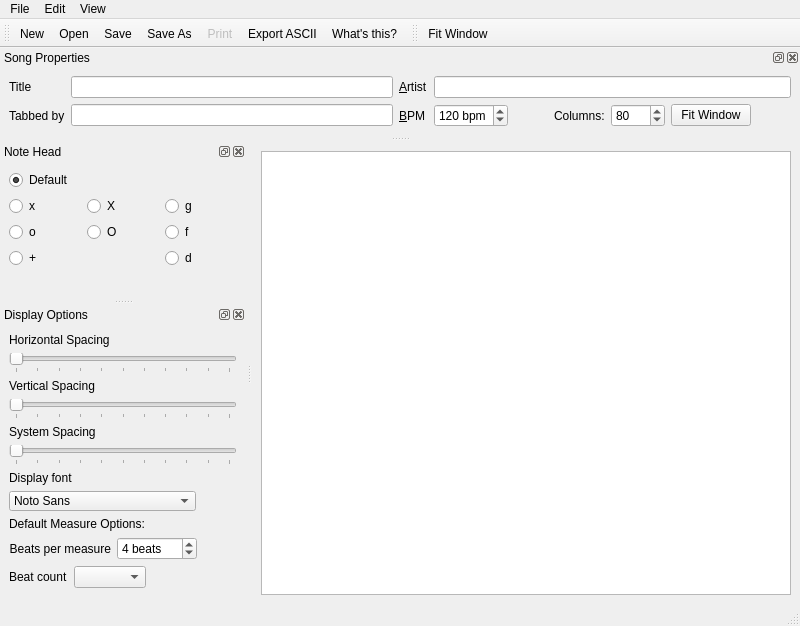
First picture: the form in src/GUI/drumburp.ui, repository Whatang/DrumBurp, before the edit.
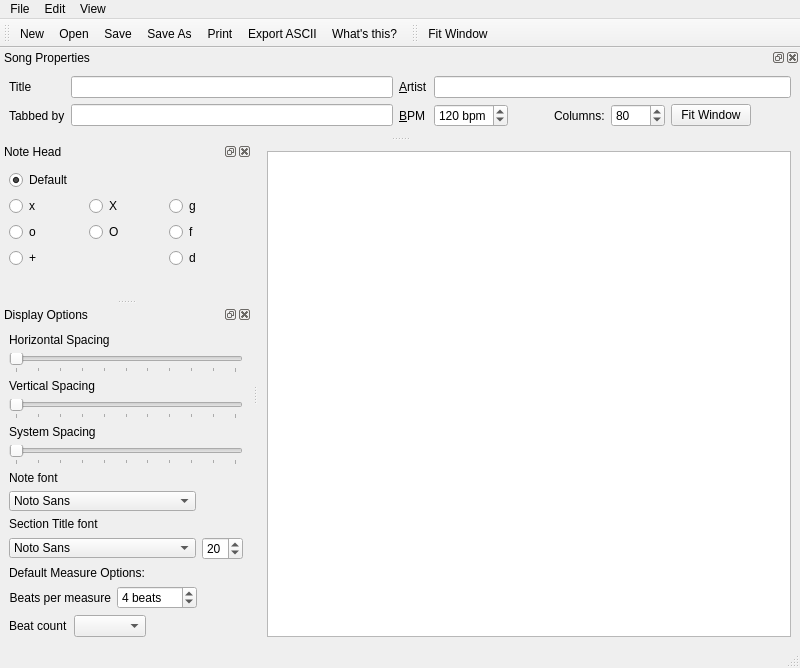
Second picture: the form after the edit. Icons and pictures are not drawn. Custom widgets are drawn as their Qt base class.

Patch:
```diff
--- a/src/GUI/drumburp.ui
+++ b/src/GUI/drumburp.ui
@@ -7,7 +7,7 @@
     <x>0</x>
     <y>0</y>
     <width>800</width>
-    <height>626</height>
+    <height>668</height>
    </rect>
   </property>
   <property name="windowTitle">
@@ -351,7 +351,7 @@
     <number>1</number>
    </attribute>
    <widget class="QWidget" name="dockWidgetContents_2">
-    <layout class="QVBoxLayout" name="verticalLayout_2">
+    <layout class="QVBoxLayout" name="verticalLayout">
      <item>
       <widget class="QLabel" name="spacingLabel">
        <property name="text">
@@ -487,7 +487,7 @@
      <item>
       <widget class="QLabel" name="widthLabel">
        <property name="text">
-        <string>Display font</string>
+        <string>Note font</string>
        </property>
        <property name="buddy">
         <cstring>fontComboBox</cstring>
@@ -495,6 +495,8 @@
       </widget>
      </item>
      <item>
+      <layout class="QHBoxLayout" name="horizontalLayout_5">
+       <item>
       <widget class="QFontComboBox" name="fontComboBox">
        <property name="enabled">
         <bool>true</bool>
@@ -538,6 +540,88 @@
       </widget>
      </item>
      <item>
+        <spacer name="horizontalSpacer_5">
+         <property name="orientation">
+          <enum>Qt::Horizontal</enum>
+         </property>
+         <property name="sizeHint" stdset="0">
+          <size>
+           <width>40</width>
+           <height>20</height>
+          </size>
+         </property>
+        </spacer>
+       </item>
+      </layout>
+     </item>
+     <item>
+      <widget class="QLabel" name="label_7">
+       <property name="text">
+        <string>Section Title font</string>
+       </property>
+      </widget>
+     </item>
+     <item>
+      <layout class="QHBoxLayout" name="horizontalLayout_4">
+       <item>
+        <widget class="QFontComboBox" name="sectionFontCombo">
+         <property name="enabled">
+          <bool>true</bool>
+         </property>
+         <property name="sizePolicy">
+          <sizepolicy hsizetype="MinimumExpanding" vsizetype="Fixed">
+           <horstretch>0</horstretch>
+           <verstretch>0</verstretch>
+          </sizepolicy>
+         </property>
+         <property name="minimumSize">
+          <size>
+           <width>100</width>
+           <height>20</height>
+          </size>
+         </property>
+         <property name="maximumSize">
+          <size>
+           <width>187</width>
+           <height>20</height>
+          </size>
+         </property>
+         <property name="statusTip">
+          <string>The font used to display notes in the Score</string>
+         </property>
+         <property name="editable">
+          <bool>false</bool>
+         </property>
+         <property name="maxVisibleItems">
+          <number>20</number>
+         </property>
+         <property name="fontFilters">
+          <set>QFontComboBox::ScalableFonts</set>
+         </property>
+         <property name="currentFont">
+          <font>
+           <family>BatangChe</family>
+           <pointsize>10</pointsize>
+          </font>
+         </property>
+        </widget>
+       </item>
+       <item>
+        <widget class="QSpinBox" name="sectionFontSizeSpinbox">
+         <property name="minimum">
+          <number>8</number>
+         </property>
+         <property name="maximum">
+          <number>48</number>
+         </property>
+         <property name="value">
+          <number>20</number>
+         </property>
+        </widget>
+       </item>
+      </layout>
+     </item>
+     <item>
       <widget class="QLabel" name="label_6">
        <property name="text">
         <string>Default Measure Options:</string>
@@ -1048,7 +1132,7 @@
   </action>
   <action name="actionPrint">
    <property name="enabled">
-    <bool>false</bool>
+    <bool>true</bool>
    </property>
    <property name="icon">
     <iconset resource="DrumBurp.qrc">
```
Left out of the diff: 70 changed lines with no effect on the pictures. Lines whose indentation alone changed are shown as unchanged.
